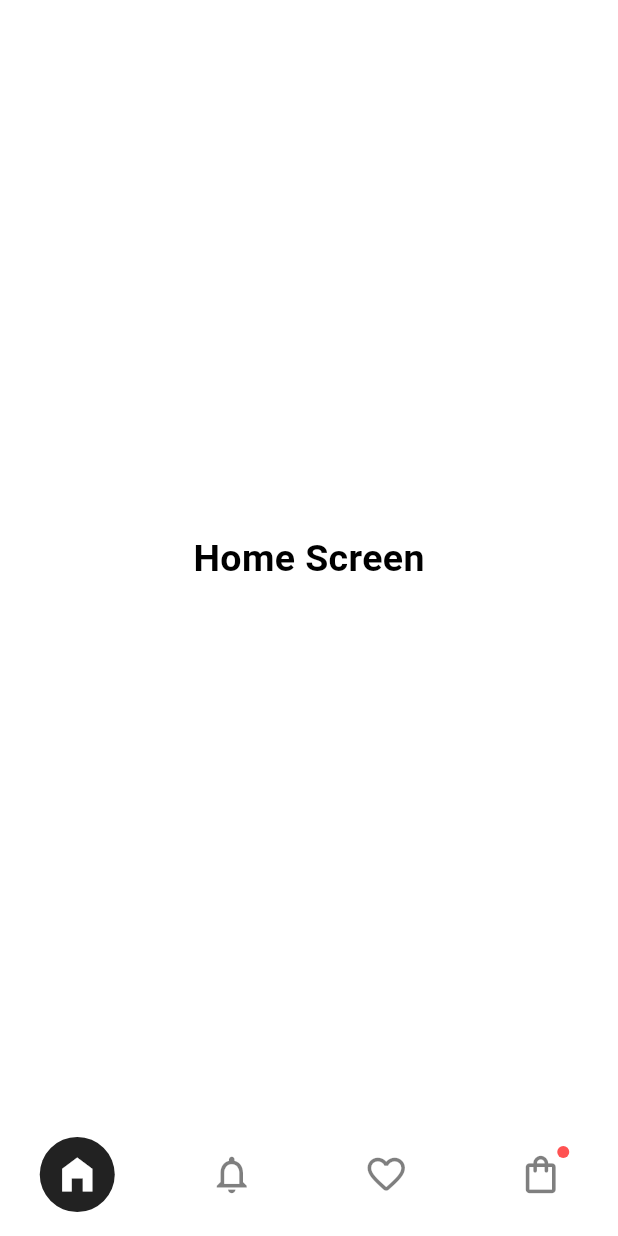
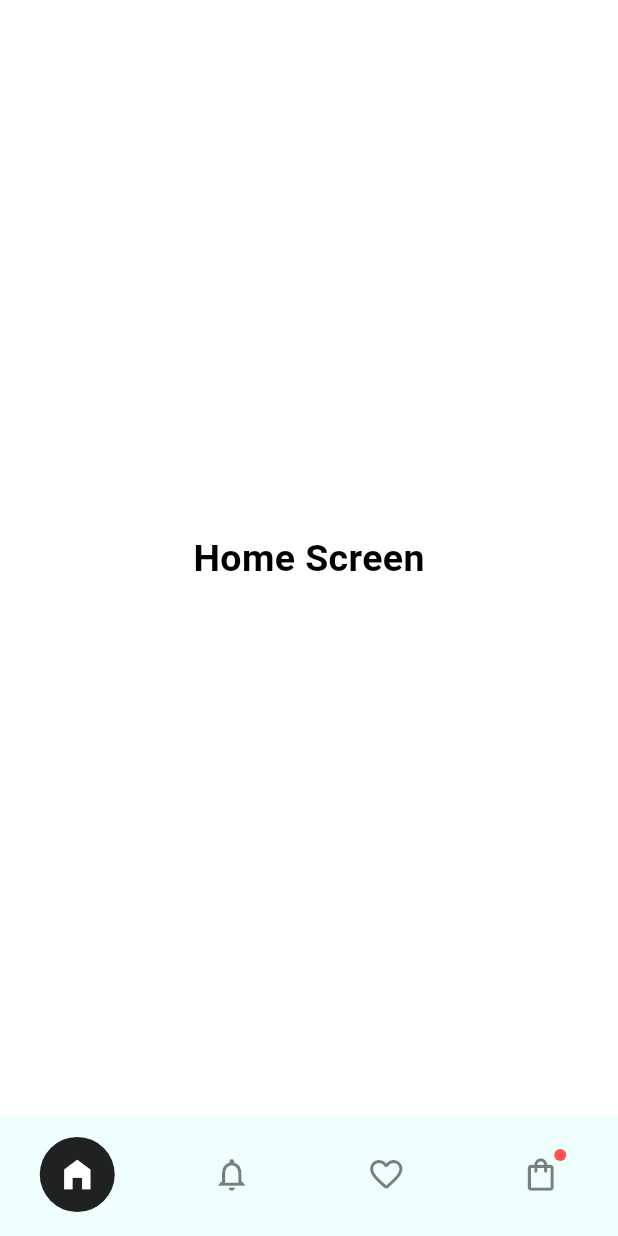
Before and after one commit to Vicky2505/Shoe_Store_App, a Flutter app: the screen it shows after launch, on a phone screen of 412 x 824 dp. Run offline on Flutter 3.47's test engine with Material 3 defaults, Android fonts, the phone set to English and light mode, and no system bars; our stand-ins replace flutter_screenutil.

Commit message:
completed ui of bottom nav

```diff
--- a/lib/screens/bottom_nav_bar.dart
+++ b/lib/screens/bottom_nav_bar.dart
@@ -30,10 +30,9 @@ class _BottomNavBarState extends State<BottomNavBar> {
   @override
   Widget build(BuildContext context) {
     return Scaffold(
-      backgroundColor: Colors.white,
       body: _pages.isNotEmpty ? _pages[_selectedIndex] : Container(),
       bottomNavigationBar: BottomNavigationBar(
-        backgroundColor: Colors.white,
+        backgroundColor: const Color(0xFFEFFFFE),
         currentIndex: _selectedIndex,
         selectedItemColor: Colors.black,
         unselectedItemColor: Colors.grey,
@@ -62,8 +61,8 @@ class _BottomNavBarState extends State<BottomNavBar> {
                 _buildIcon(Icons.shopping_bag_outlined, 3),
                 if (_selectedIndex != 3)
                   Positioned(
-                    bottom: 36,
-                    right: 6,
+                    bottom: 34,
+                    right: 8,
                     child: Container(
                       width: 8,
                       height: 8,
@@ -96,7 +95,7 @@ class _BottomNavBarState extends State<BottomNavBar> {
         icon,
         // ignore: deprecated_member_use
         color: isSelected ? Colors.white : Colors.black.withOpacity(0.5),
-        size: 30,
+        size: 26,
       ),
     );
   }
--- a/pubspec.yaml
+++ b/pubspec.yaml
@@ -35,6 +35,7 @@ dependencies:
   # Use with the CupertinoIcons class for iOS style icons.
   cupertino_icons: ^1.0.8
   flutter_screenutil: ^5.9.3
+  google_fonts: ^6.2.1
 
 dev_dependencies:
   flutter_test:
```
Also changed, not shown: pubspec.lock, 1 other file.
